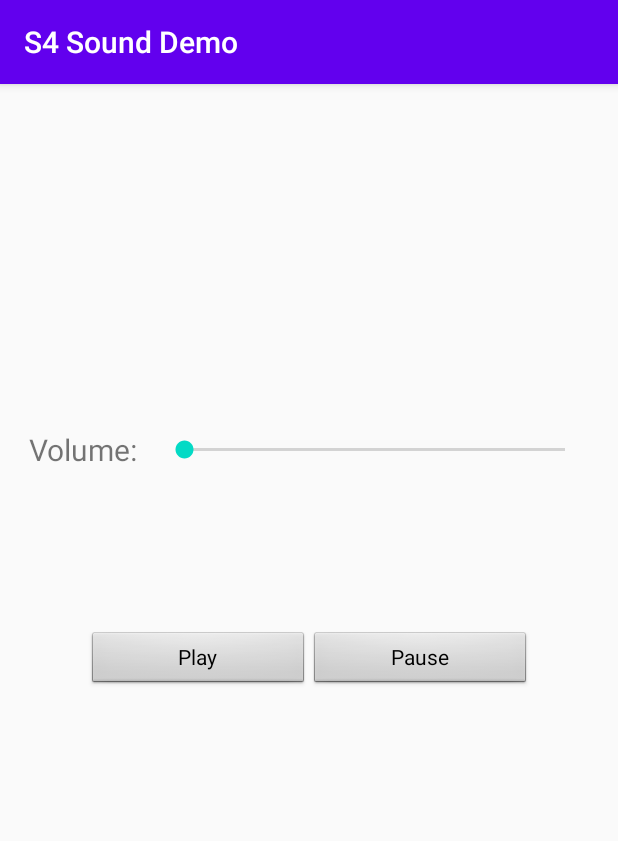
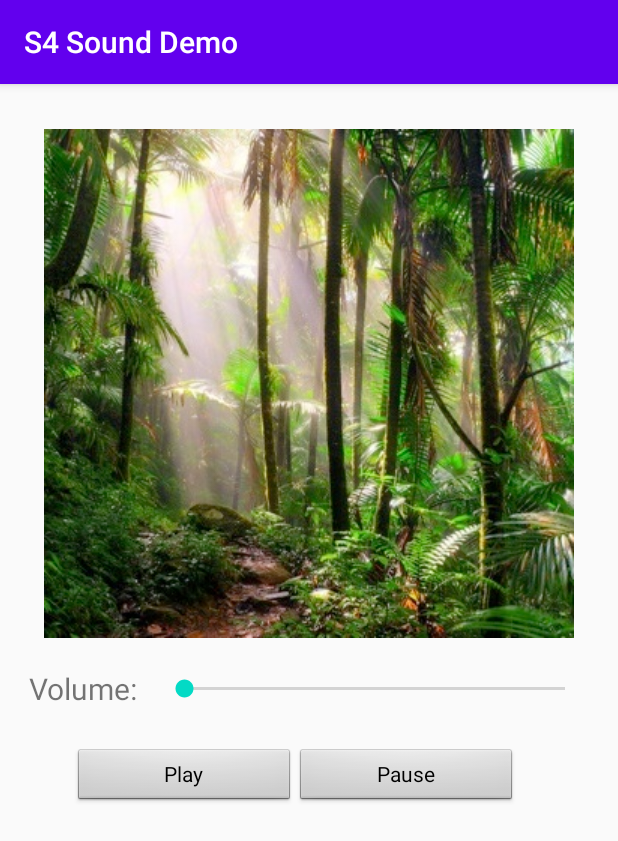
Before and after one commit to Udemy-The-Complete-Android-Dev-Course/S4-Sound-Demo, an Android app: the screen it shows after launch (MainActivity), on a phone screen of 412 x 824 dp. Shown: the top 841 px of the screen. Run offline under Robolectric (Android 15) with nearby library versions, the phone set to English and light mode, and no system bars.

Commit message:
Add a pretty image.

```diff
--- a/app/src/main/res/layout/activity_main.xml
+++ b/app/src/main/res/layout/activity_main.xml
@@ -7,12 +7,13 @@
     tools:context=".MainActivity">
 
     <TableLayout
+        android:id="@+id/volumeAndProgressControlls"
         android:layout_width="373dp"
         android:layout_height="33dp"
-        android:layout_marginTop="230dp"
+        android:layout_marginTop="20dp"
         app:layout_constraintEnd_toEndOf="parent"
         app:layout_constraintStart_toStartOf="parent"
-        app:layout_constraintTop_toTopOf="parent">
+        app:layout_constraintTop_toBottomOf="@id/imageView">
 
         <TableRow
             android:layout_width="match_parent"
@@ -40,11 +41,11 @@
     <LinearLayout
         android:layout_width="296dp"
         android:layout_height="39dp"
+        android:layout_marginTop="20dp"
         android:orientation="horizontal"
-        app:layout_constraintBottom_toBottomOf="parent"
-        app:layout_constraintEnd_toEndOf="parent"
+        app:layout_constraintEnd_toEndOf="@id/volumeAndProgressControlls"
         app:layout_constraintStart_toStartOf="parent"
-        app:layout_constraintTop_toTopOf="parent">
+        app:layout_constraintTop_toBottomOf="@+id/volumeAndProgressControlls">
 
         <Button
             android:id="@+id/play"
@@ -65,4 +66,14 @@
             android:text="Pause" />
     </LinearLayout>
 
+    <ImageView
+        android:id="@+id/imageView"
+        android:layout_width="wrap_content"
+        android:layout_height="wrap_content"
+        android:layout_marginTop="30dp"
+        app:layout_constraintEnd_toEndOf="parent"
+        app:layout_constraintStart_toStartOf="parent"
+        app:layout_constraintTop_toTopOf="parent"
+        app:srcCompat="@drawable/rainforest" />
+
 </androidx.constraintlayout.widget.ConstraintLayout>
```
Also changed, not shown: app/src/main/res/drawable/rainforest.jpeg (added), 1 other file.
